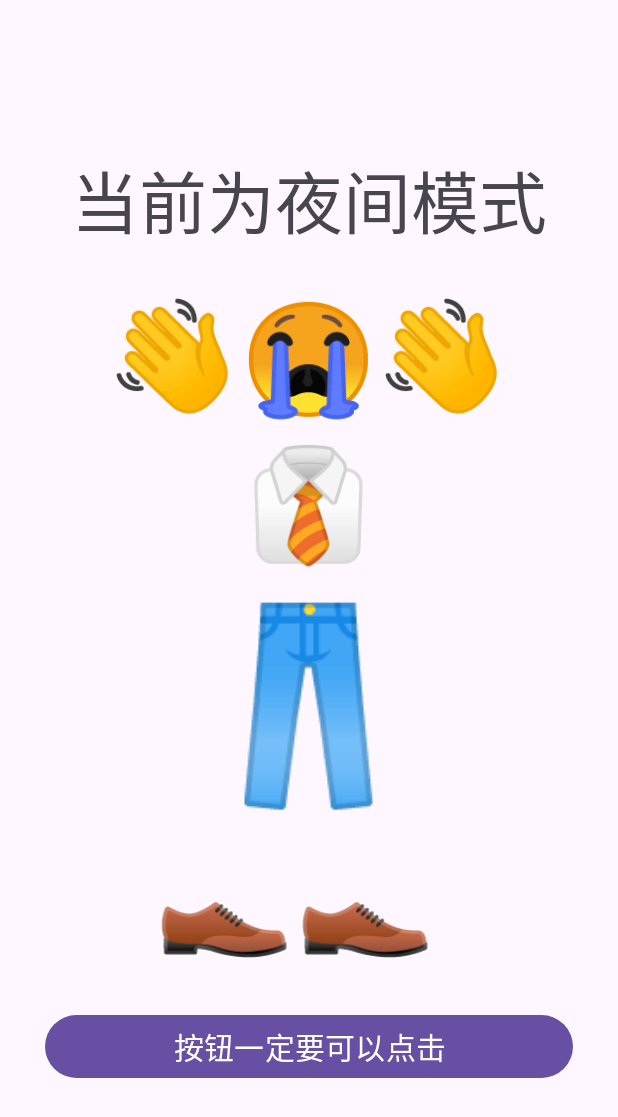
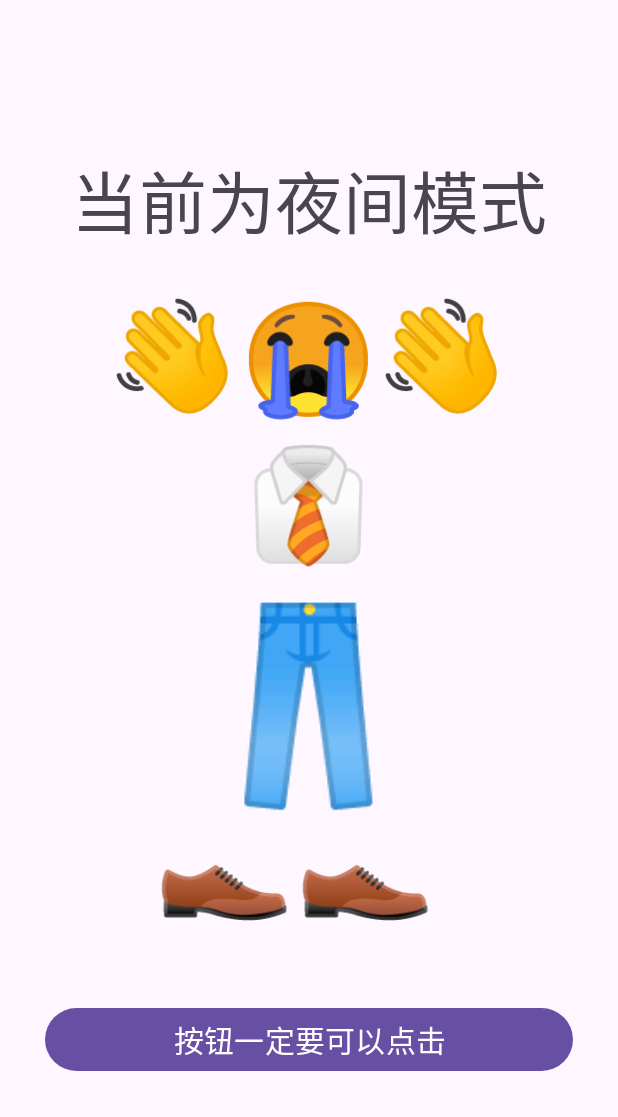
Before and after one commit to Juliano114514/Homo_tv, an Android app built with Jetpack Compose: the PurpleEgg screen opened directly, with no data from a screen before it, on a phone screen of 412 x 824 dp. Shown: the top 1117 px of the screen. Run offline under Robolectric (Android 15) with nearby library versions, the phone set to English and light mode, and no system bars.

Commit message:
见证区模块完善

```diff
--- a/app/build.gradle
+++ b/app/build.gradle
@@ -13,7 +13,7 @@ android {
         minSdk 24
         targetSdk 35
         versionCode 1
-        versionName "0.0.3"
+        versionName "0.0.4"
 
         testInstrumentationRunner "androidx.test.runner.AndroidJUnitRunner"
     }
--- a/app/src/main/java/com/example/test1/PurpleEgg.java
+++ b/app/src/main/java/com/example/test1/PurpleEgg.java
@@ -1,14 +1,55 @@
 package com.example.test1;
 
 import android.os.Bundle;
+import android.media.MediaPlayer;
+import android.view.animation.Animation;
+import android.view.animation.AnimationUtils;
+import android.widget.LinearLayout;
 import androidx.appcompat.app.AppCompatActivity;
-import android.widget.TextView;
 
 public class PurpleEgg extends AppCompatActivity {
 
+  private MediaPlayer mediaPlayer;
   @Override
   protected void onCreate(Bundle savedInstanceState) {
     super.onCreate(savedInstanceState);
     setContentView(R.layout.purple_egg);
+
+    LinearLayout textViewGroup = findViewById(R.id.kim);    // 获取包含多个 TextView 的 LinearLayout
+    Animation upDownAnimation = AnimationUtils.loadAnimation(this, R.anim.up_down);     // 加载动画资源
+    textViewGroup.startAnimation(upDownAnimation);    // 应用动画
+
+    mediaPlayer = MediaPlayer.create(this,R.raw.general_kim);
+  }
+
+  @Override
+  protected void onStart() {
+    super.onStart();
+    // 开始播放音频
+    if (mediaPlayer != null && !mediaPlayer.isPlaying()) {
+      mediaPlayer.start();
+      mediaPlayer.setVolume(100,100);
+    }
+  }
+
+  @Override
+  protected void onStop() {
+    super.onStop();
+    // 停止播放音频
+    if (mediaPlayer != null && mediaPlayer.isPlaying()) {
+      mediaPlayer.stop();
+      mediaPlayer.release();
+      mediaPlayer = null;
+    }
+  }
+
+  @Override
+  protected void onDestroy() {
+    super.onDestroy();
+    // 释放 MediaPlayer 资源
+    if (mediaPlayer != null) {
+      mediaPlayer.release();
+      mediaPlayer = null;
+    }
   }
 }
--- /dev/null
+++ b/app/src/main/res/anim/up_down.xml
@@ -0,0 +1,9 @@
+<?xml version="1.0" encoding="utf-8"?>
+<set xmlns:android="http://schemas.android.com/apk/res/android">
+    <translate
+      android:fromYDelta="0%"
+      android:toYDelta="-50%"
+      android:duration="440"
+      android:repeatCount="infinite"
+      android:repeatMode="reverse"/>
+</set>
--- a/app/src/main/res/layout/purple_egg.xml
+++ b/app/src/main/res/layout/purple_egg.xml
@@ -1,18 +1,25 @@
 <?xml version="1.0" encoding="utf-8"?>
 <LinearLayout xmlns:android="http://schemas.android.com/apk/res/android"
   xmlns:app="http://schemas.android.com/apk/res-auto"
-  android:orientation="vertical"
   android:layout_width="match_parent"
   android:layout_height="match_parent"
-  android:gravity="center_horizontal">
+  android:gravity="center_horizontal"
+  android:orientation="vertical">
+
 
   <TextView
     android:layout_width="wrap_content"
     android:layout_height="wrap_content"
     android:layout_marginTop="100dp"
     android:text="当前为夜间模式"
-      android:textSize="45dp" />
+    android:textSize="45sp" />
 
+  <LinearLayout
+    android:id="@+id/kim"
+    android:layout_width="wrap_content"
+    android:layout_height="wrap_content"
+    android:gravity="center_horizontal"
+    android:orientation="vertical">
     <TextView
       android:layout_width="wrap_content"
       android:layout_height="wrap_content"
@@ -37,18 +44,18 @@
     <TextView
       android:layout_width="wrap_content"
       android:layout_height="wrap_content"
-    android:layout_marginTop="-5dp"
+      android:layout_marginTop="-30dp"
       android:text="👞👞 "
       android:textSize="75sp" />
-
+  </LinearLayout>
 
     <Button
       android:layout_width="match_parent"
       android:layout_height="wrap_content"
+      android:layout_marginEnd="30dp"
+      android:layout_marginStart="30dp"
+      android:layout_marginTop="50dp"
       android:text="按钮一定要可以点击"
-    android:layout_marginTop="30dp"
-    android:layout_marginStart="30dp"
-    android:layout_marginEnd="30dp"
-    android:textSize="20sp"/>
+      android:textSize="20sp" />
 
 </LinearLayout>
--- a/app/src/main/res/layout/sign_up.xml
+++ b/app/src/main/res/layout/sign_up.xml
@@ -54,6 +54,7 @@
     android:textSize="20sp"/>
 
   <EditText
+    android:id="@+id/account"
     android:layout_width="match_parent"
     android:layout_height="wrap_content"
     android:hint="@string/play02"
@@ -64,6 +65,7 @@
     android:textSize="20sp"/>
 
   <EditText
+    android:id="@+id/pwd"
     android:layout_width="match_parent"
     android:layout_height="wrap_content"
     android:hint="@string/play03"
@@ -85,12 +87,14 @@
     android:textSize="20sp"/>
 
   <Button
+
     android:layout_width="match_parent"
     android:layout_height="wrap_content"
     android:text="@string/play00"
     android:layout_marginTop="30dp"
     android:layout_marginStart="30dp"
     android:layout_marginEnd="30dp"
-    android:textSize="20sp"/>
+    android:textSize="20sp"
+    android:onClick="logIn"/>
 
 </LinearLayout>
```
Also changed, not shown: app/src/main/java/com/example/test1/KeyHatTV.java (+31 -1 lines), 2 other files. Lines whose indentation alone changed are shown as unchanged.
